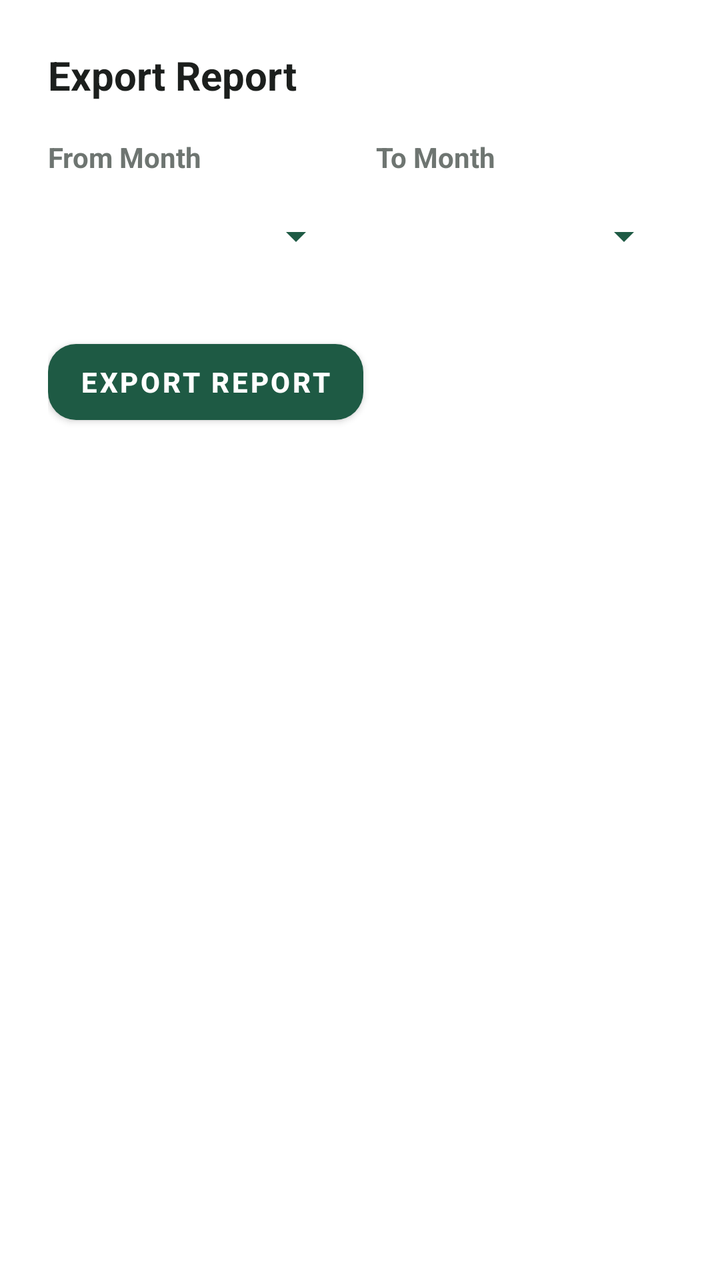
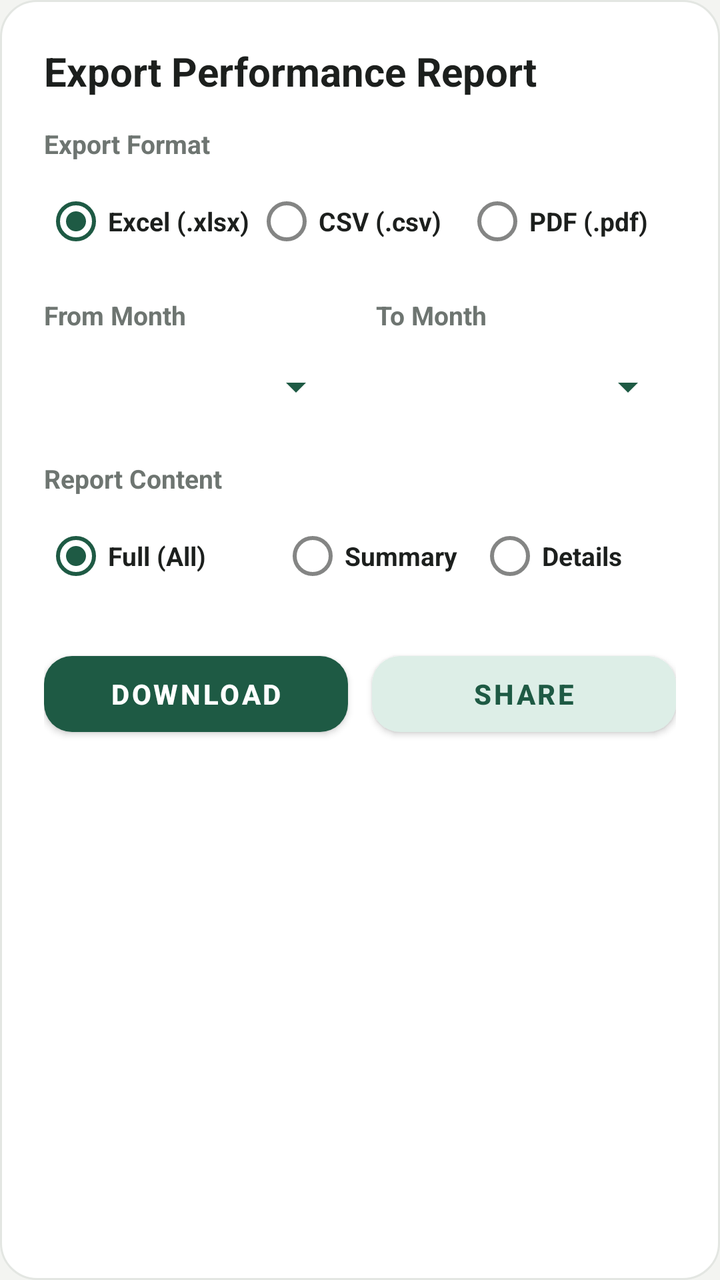

Screens rendered from an Android XML layout before and after an edit, with the pre-edit source and the edit as a unified diff.
<!-- AndroidManifest.xml: application theme Theme.PerformanceTracker -->
<!-- res/layout/dialog_export_report.xml -->
<?xml version="1.0" encoding="utf-8"?>
<LinearLayout
     xmlns:android="http://schemas.android.com/apk/res/android"
     xmlns:app="http://schemas.android.com/apk/res-auto"
     android:layout_height="wrap_content"
     android:layout_width="match_parent"
     android:background="@color/surface"
     android:padding="24dp"
     android:orientation="vertical">

    <TextView
         android:layout_height="wrap_content"
         android:layout_width="match_parent"
         android:layout_marginBottom="18dp"
         android:textSize="20sp"
         android:textColor="@color/text_primary"
         android:id="@+id/tvExportTitle"
         android:text="Export Report"
         android:textStyle="bold" />

    <LinearLayout
         android:layout_height="wrap_content"
         android:layout_width="match_parent"
         android:weightSum="2"
         android:layout_marginBottom="24dp"
         android:orientation="horizontal">

        <LinearLayout
             android:layout_height="wrap_content"
             android:layout_width="0dp"
             android:layout_marginEnd="8dp"
             android:orientation="vertical"
             android:layout_weight="1">

            <TextView
                 android:layout_height="wrap_content"
                 android:layout_width="wrap_content"
                 android:textColor="@color/text_secondary"
                 android:text="From Month"
                 android:textStyle="bold" />

            <Spinner
                 android:layout_height="48dp"
                 android:layout_width="match_parent"
                 android:backgroundTint="@color/primary"
                 android:layout_marginTop="6dp"
                 android:id="@+id/spinnerFromMonth" />

        </LinearLayout>

        <LinearLayout
             android:layout_height="wrap_content"
             android:layout_width="0dp"
             android:orientation="vertical"
             android:layout_marginStart="8dp"
             android:layout_weight="1">

            <TextView
                 android:layout_height="wrap_content"
                 android:layout_width="wrap_content"
                 android:textColor="@color/text_secondary"
                 android:text="To Month"
                 android:textStyle="bold" />

            <Spinner
                 android:layout_height="48dp"
                 android:layout_width="match_parent"
                 android:backgroundTint="@color/primary"
                 android:layout_marginTop="6dp"
                 android:id="@+id/spinnerToMonth" />

        </LinearLayout>

    </LinearLayout>

    <LinearLayout
         android:layout_height="wrap_content"
         android:layout_width="match_parent"
         android:gravity="bottom"
         android:orientation="horizontal">

        <RadioGroup
             android:layout_height="wrap_content"
             android:layout_width="0dp"
             android:visibility="gone"
             android:orientation="vertical"
             android:layout_weight="1"
             android:id="@+id/rgExportType">

            <RadioButton
                 android:layout_height="wrap_content"
                 android:layout_width="wrap_content"
                 android:textColor="@color/text_primary"
                 android:checked="true"
                 android:id="@+id/rbSummary"
                 android:text="Summary"
                 android:textStyle="bold" />

            <RadioButton
                 android:layout_height="wrap_content"
                 android:layout_width="wrap_content"
                 android:textColor="@color/text_primary"
                 android:id="@+id/rbDetails"
                 android:text="Details"
                 android:textStyle="bold" />

        </RadioGroup>

        <com.google.android.material.button.MaterialButton
             android:layout_height="50dp"
             android:layout_width="wrap_content"
             app:backgroundTint="@color/primary"
             app:cornerRadius="14dp"
             app:elevation="0dp"
             android:textColor="#FFFFFF"
             android:id="@+id/btnExportData"
             android:text="Export Report"
             android:textStyle="bold"
             android:layout_gravity="end|bottom" />

    </LinearLayout>

</LinearLayout>
<!-- resources referenced by this layout -->
<resources>
  <color name="primary">#1E5A44</color>
  <color name="surface">#FFFFFF</color>
  <color name="text_primary">#1C1F1D</color>
  <color name="text_secondary">#6E7571</color>
  <style name="Theme.PerformanceTracker" parent="Theme.MaterialComponents.Light.NoActionBar">
          <item name="colorPrimary">@color/primary</item>
          <item name="colorPrimaryVariant">@color/primary_dark</item>
          <item name="colorOnPrimary">@color/white</item>
          <item name="android:statusBarColor">@color/background</item>
          <item name="android:windowLightStatusBar">true</item>
          <item name="android:windowBackground">@color/background</item>
          <item name="colorSecondary">@color/secondary</item>
          <item name="colorSurface">@color/surface</item>
          <item name="colorOnSurface">@color/text_primary</item>
          <item name="colorControlNormal">@color/input_stroke_unfocused</item>
          <item name="colorControlActivated">@color/primary</item>
          <item name="android:textColorHint">@color/text_secondary</item>
          <item name="textInputStyle">@style/CustomOutlinedBox</item>
      </style>
  <color name="primary_dark">#154333</color>
  <color name="white">#FFFFFF</color>
  <color name="background">#F3F4F1</color>
  <color name="secondary">#256650</color>
  <color name="input_stroke_unfocused">#B4BEB8</color>
  <style name="CustomOutlinedBox" parent="Widget.MaterialComponents.TextInputLayout.OutlinedBox">
          <item name="boxStrokeColor">@color/box_stroke_selector</item>
          <item name="boxStrokeWidth">1.5dp</item>
          <item name="boxStrokeWidthFocused">2dp</item>
          <item name="boxBackgroundColor">@color/input_background</item>
          <item name="hintTextColor">@color/primary</item>
          <item name="android:textColorHint">@color/text_secondary</item>
          <item name="boxCornerRadiusTopStart">12dp</item>
          <item name="boxCornerRadiusTopEnd">12dp</item>
          <item name="boxCornerRadiusBottomStart">12dp</item>
          <item name="boxCornerRadiusBottomEnd">12dp</item>
      </style>
  <color name="input_background">#F7FAF8</color>
</resources>

<!-- the commit's change to res/layout/dialog_export_report.xml (unified diff, before → after) -->
@@ -4,25 +4,76 @@
      xmlns:app="http://schemas.android.com/apk/res-auto"
      android:layout_height="wrap_content"
      android:layout_width="match_parent"
-     android:background="@color/surface"
-     android:padding="24dp"
+     android:background="@drawable/bg_card_rounded"
+     android:padding="22dp"
      android:orientation="vertical">
 
     <TextView
          android:layout_height="wrap_content"
          android:layout_width="match_parent"
-         android:layout_marginBottom="18dp"
+         android:layout_marginBottom="14dp"
          android:textSize="20sp"
          android:textColor="@color/text_primary"
          android:id="@+id/tvExportTitle"
-         android:text="Export Report"
+         android:text="Export Performance Report"
          android:textStyle="bold" />
 
+    
+    <TextView
+         android:layout_height="wrap_content"
+         android:layout_width="wrap_content"
+         android:textColor="@color/text_secondary"
+         android:text="Export Format"
+         android:textSize="13sp"
+         android:textStyle="bold" />
+
+    <RadioGroup
+         android:layout_height="wrap_content"
+         android:layout_width="match_parent"
+         android:layout_marginTop="6dp"
+         android:layout_marginBottom="14dp"
+         android:orientation="horizontal"
+         android:id="@+id/rgExportFormat">
+
+        <RadioButton
+             android:layout_height="wrap_content"
+             android:layout_width="0dp"
+             android:layout_weight="1"
+             android:textColor="@color/text_primary"
+             android:checked="true"
+             android:id="@+id/rbFormatXlsx"
+             android:text="Excel (.xlsx)"
+             android:textSize="13sp"
+             android:textStyle="bold" />
+
+        <RadioButton
+             android:layout_height="wrap_content"
+             android:layout_width="0dp"
+             android:layout_weight="1"
+             android:textColor="@color/text_primary"
+             android:id="@+id/rbFormatCsv"
+             android:text="CSV (.csv)"
+             android:textSize="13sp"
+             android:textStyle="bold" />
+
+        <RadioButton
+             android:layout_height="wrap_content"
+             android:layout_width="0dp"
+             android:layout_weight="1"
+             android:textColor="@color/text_primary"
+             android:id="@+id/rbFormatPdf"
+             android:text="PDF (.pdf)"
+             android:textSize="13sp"
+             android:textStyle="bold" />
+
+    </RadioGroup>
+
+    
     <LinearLayout
          android:layout_height="wrap_content"
          android:layout_width="match_parent"
          android:weightSum="2"
-         android:layout_marginBottom="24dp"
+         android:layout_marginBottom="14dp"
          android:orientation="horizontal">
 
         <LinearLayout
@@ -37,13 +88,14 @@
                  android:layout_width="wrap_content"
                  android:textColor="@color/text_secondary"
                  android:text="From Month"
+                 android:textSize="13sp"
                  android:textStyle="bold" />
 
             <Spinner
-                 android:layout_height="48dp"
+                 android:layout_height="46dp"
                  android:layout_width="match_parent"
                  android:backgroundTint="@color/primary"
-                 android:layout_marginTop="6dp"
+                 android:layout_marginTop="4dp"
                  android:id="@+id/spinnerFromMonth" />
 
         </LinearLayout>
@@ -60,63 +112,102 @@
                  android:layout_width="wrap_content"
                  android:textColor="@color/text_secondary"
                  android:text="To Month"
+                 android:textSize="13sp"
                  android:textStyle="bold" />
 
             <Spinner
-                 android:layout_height="48dp"
+                 android:layout_height="46dp"
                  android:layout_width="match_parent"
                  android:backgroundTint="@color/primary"
-                 android:layout_marginTop="6dp"
+                 android:layout_marginTop="4dp"
                  android:id="@+id/spinnerToMonth" />
 
         </LinearLayout>
 
     </LinearLayout>
 
+    
+    <TextView
+         android:layout_height="wrap_content"
+         android:layout_width="wrap_content"
+         android:textColor="@color/text_secondary"
+         android:text="Report Content"
+         android:textSize="13sp"
+         android:textStyle="bold" />
+
+    <RadioGroup
+         android:layout_height="wrap_content"
+         android:layout_width="match_parent"
+         android:layout_marginTop="6dp"
+         android:layout_marginBottom="20dp"
+         android:orientation="horizontal"
+         android:id="@+id/rgExportType">
+
+        <RadioButton
+             android:layout_height="wrap_content"
+             android:layout_width="0dp"
+             android:layout_weight="1.2"
+             android:textColor="@color/text_primary"
+             android:checked="true"
+             android:id="@+id/rbFullReport"
+             android:text="Full (All)"
+             android:textSize="13sp"
+             android:textStyle="bold" />
+
+        <RadioButton
+             android:layout_height="wrap_content"
+             android:layout_width="0dp"
+             android:layout_weight="1"
+             android:textColor="@color/text_primary"
+             android:id="@+id/rbSummary"
+             android:text="Summary"
+             android:textSize="13sp"
+             android:textStyle="bold" />
+
+        <RadioButton
+             android:layout_height="wrap_content"
+             android:layout_width="0dp"
+             android:layout_weight="1"
+             android:textColor="@color/text_primary"
+             android:id="@+id/rbDetails"
+             android:text="Details"
+             android:textSize="13sp"
+             android:textStyle="bold" />
+
+    </RadioGroup>
+
+    
     <LinearLayout
          android:layout_height="wrap_content"
          android:layout_width="match_parent"
-         android:gravity="bottom"
+         android:weightSum="2"
          android:orientation="horizontal">
-
-        <RadioGroup
-             android:layout_height="wrap_content"
-             android:layout_width="0dp"
-             android:visibility="gone"
-             android:orientation="vertical"
-             android:layout_weight="1"
-             android:id="@+id/rgExportType">
-
-            <RadioButton
-                 android:layout_height="wrap_content"
-                 android:layout_width="wrap_content"
-                 android:textColor="@color/text_primary"
-                 android:checked="true"
-                 android:id="@+id/rbSummary"
-                 android:text="Summary"
-                 android:textStyle="bold" />
-
-            <RadioButton
-                 android:layout_height="wrap_content"
-                 android:layout_width="wrap_content"
-                 android:textColor="@color/text_primary"
-                 android:id="@+id/rbDetails"
-                 android:text="Details"
-                 android:textStyle="bold" />
-
-        </RadioGroup>
 
         <com.google.android.material.button.MaterialButton
              android:layout_height="50dp"
-             android:layout_width="wrap_content"
+             android:layout_width="0dp"
+             android:layout_weight="1"
+             android:layout_marginEnd="6dp"
              app:backgroundTint="@color/primary"
              app:cornerRadius="14dp"
              app:elevation="0dp"
              android:textColor="#FFFFFF"
-             android:id="@+id/btnExportData"
-             android:text="Export Report"
-             android:textStyle="bold"
-             android:layout_gravity="end|bottom" />
+             android:id="@+id/btnDownloadReport"
+             android:text="Download"
+             android:textStyle="bold" />
+
+        <com.google.android.material.button.MaterialButton
+             android:layout_height="50dp"
+             android:layout_width="0dp"
+             android:layout_weight="1"
+             android:layout_marginStart="6dp"
+             app:backgroundTint="@color/badge_green_bg"
+             app:cornerRadius="14dp"
+             app:elevation="0dp"
+             android:textColor="@color/badge_green_icon"
+             android:id="@+id/btnShareReport"
+             android:text="Share"
+             android:textStyle="bold" />
 
     </LinearLayout>
 
<!-- resource entries referenced after the edit -->
@@ -1,9 +1,20 @@
 <!-- resources referenced by this layout -->
 <resources>
+  <color name="badge_green_bg">#DDEEE7</color>
+  <color name="badge_green_icon">#1E5A44</color>
   <color name="primary">#1E5A44</color>
   <color name="surface">#FFFFFF</color>
   <color name="text_primary">#1C1F1D</color>
   <color name="text_secondary">#6E7571</color>
+  <!-- drawable bg_card_rounded (drawable) -->
+  <?xml version="1.0" encoding="utf-8"?>
+  <shape xmlns:android="http://schemas.android.com/apk/res/android">
+      <solid android:color="@color/surface_card" />
+      <stroke
+          android:width="1dp"
+          android:color="@color/card_stroke" />
+      <corners android:radius="18dp" />
+  </shape>
   <style name="Theme.PerformanceTracker" parent="Theme.MaterialComponents.Light.NoActionBar">
           <item name="colorPrimary">@color/primary</item>
           <item name="colorPrimaryVariant">@color/primary_dark</item>
@@ -19,6 +30,8 @@
           <item name="android:textColorHint">@color/text_secondary</item>
           <item name="textInputStyle">@style/CustomOutlinedBox</item>
       </style>
+  <color name="surface_card">#FFFFFF</color>
+  <color name="card_stroke">#E3E6E2</color>
   <color name="primary_dark">#154333</color>
   <color name="white">#FFFFFF</color>
   <color name="background">#F3F4F1</color>
